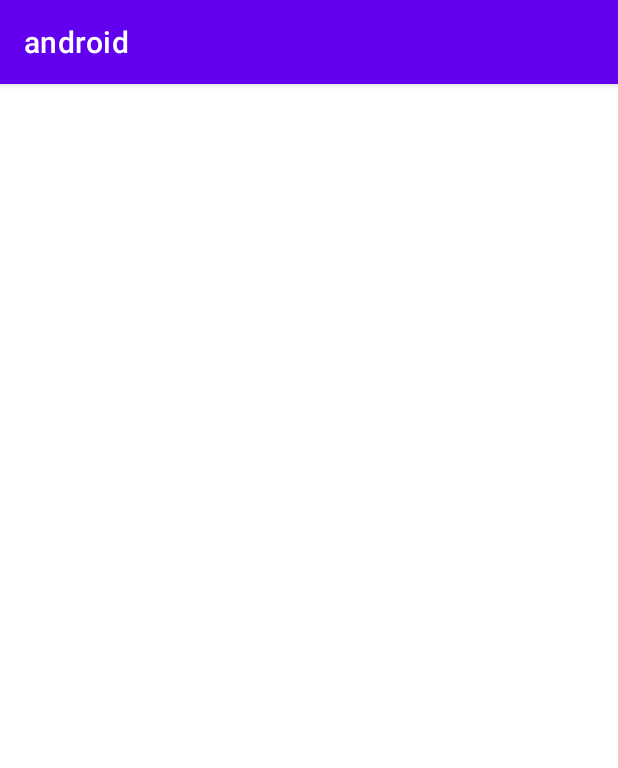
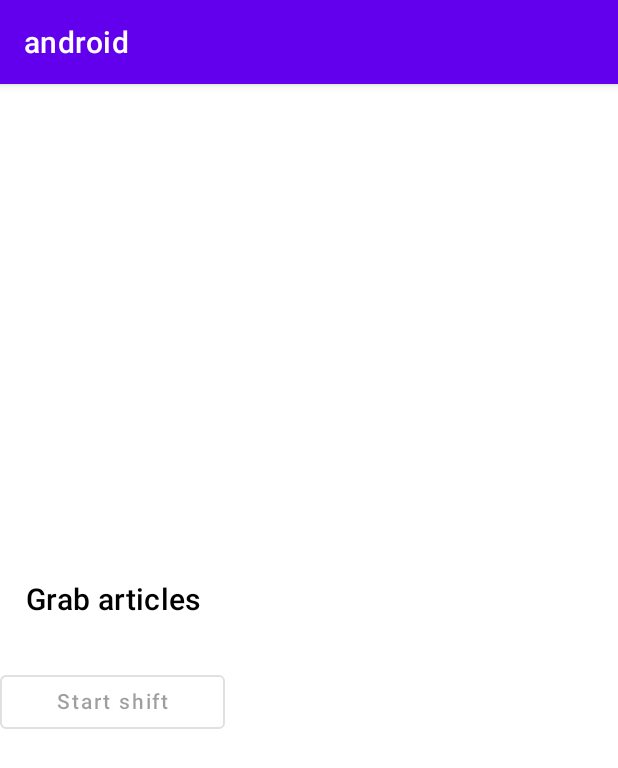
Before and after one commit to ayanyev/POC-Bpmn-.Net-Android, an Android app built with Jetpack Compose: the IntakeActivity screen opened directly, with no data from a screen before it, on a phone screen of 412 x 824 dp. Shown: the top 768 px of the screen. Run offline under Robolectric (Android 15) with nearby library versions, the phone set to English and light mode, and no system bars; libraries missing offline, so code that uses them is left out: com.microsoft.signalr; 5 statements that could not run were skipped.

```diff
--- a/android/app/src/main/java/com/eazzyapps/example/android/IntakeActivity.kt
+++ b/android/app/src/main/java/com/eazzyapps/example/android/IntakeActivity.kt
@@ -8,6 +8,8 @@ import androidx.compose.material.MaterialTheme
 import androidx.compose.material.OutlinedButton
 import androidx.compose.material.Text
 import androidx.compose.runtime.Composable
+import androidx.compose.runtime.collectAsState
+import androidx.compose.runtime.getValue
 import androidx.compose.ui.Alignment
 import androidx.compose.ui.Modifier
 import androidx.compose.ui.text.style.TextAlign
@@ -26,33 +28,35 @@ fun TextScreenUi() {
 
     val viewModel: IntakeViewModel = viewModel()
 
-//    Box(modifier = Modifier.fillMaxSize()) {
-//        Column(
-//            modifier = Modifier
-//                .fillMaxHeight()
-//                .width(150.dp),
-//            verticalArrangement = Arrangement.Center,
-//            horizontalAlignment = Alignment.CenterHorizontally
-//        ) {
-//            Text(
-//                text = "I am $name",
-//                style = MaterialTheme.typography.h6,
-//                textAlign = TextAlign.Center
-//            )
-//            Spacer(modifier = Modifier.height(32.dp))
-//            OutlinedButton(
-//                modifier = Modifier
-//                    .wrapContentHeight()
-//                    .fillMaxWidth(),
-//                onClick = onStart,
-//                enabled = !isOnShift && !hasTask
-//            ) {
-//                Text(
-//                    textAlign = TextAlign.Center,
-//                    text = "Start shift"
-//                )
-//            }
-//
-//        }
-//    }
+    val isRunning by viewModel.isProcessRunning.collectAsState()
+
+    Box(modifier = Modifier.fillMaxSize()) {
+        Column(
+            modifier = Modifier
+                .fillMaxHeight()
+                .width(150.dp),
+            verticalArrangement = Arrangement.Center,
+            horizontalAlignment = Alignment.CenterHorizontally
+        ) {
+            Text(
+                text = "Grab articles",
+                style = MaterialTheme.typography.h6,
+                textAlign = TextAlign.Center
+            )
+            Spacer(modifier = Modifier.height(32.dp))
+            OutlinedButton(
+                modifier = Modifier
+                    .wrapContentHeight()
+                    .fillMaxWidth(),
+                onClick = { viewModel.sendNoteId("note1") },
+                enabled = isRunning
+            ) {
+                Text(
+                    textAlign = TextAlign.Center,
+                    text = "Start shift"
+                )
+            }
+
+        }
+    }
 }
--- a/android/app/src/main/java/com/eazzyapps/example/android/IntakeViewModel.kt
+++ b/android/app/src/main/java/com/eazzyapps/example/android/IntakeViewModel.kt
@@ -11,15 +11,15 @@ import kotlinx.coroutines.launch
 
 class IntakeViewModel : ViewModel() {
 
-    private val credentials = Base64.encodeToString("Maik:ertryrtytr".toByteArray(), Base64.NO_WRAP)
+    val name = arrayOf("Max", /*"Jorg", "Michael"*/).random()
+
+    private val credentials = Base64.encodeToString("$name:ertryrtytr".toByteArray(), Base64.NO_WRAP);
 
     private val hubConnection =
         HubConnectionBuilder
             .create("http://10.0.2.2:5000/intakedevicehub")
             .withHeader("Authorization", "Basic $credentials")
             .build()
-
-    val name = arrayOf("Max", "Jorg", "Michael").random()
 
     val isProcessRunning = MutableStateFlow(false)
 
@@ -41,7 +41,6 @@ class IntakeViewModel : ViewModel() {
             hubConnection.on("ProcessStartConfirmed") {
                 Log.d("SignalR", "Intake process started")
                 isProcessRunning.value = true
-                sendNoteId("note1")
             }
 
             hubConnection.on("ShiftStopConfirmed") {
--- a/android/app/src/main/java/com/eazzyapps/example/android/SignalRViewModel.kt
+++ b/android/app/src/main/java/com/eazzyapps/example/android/SignalRViewModel.kt
@@ -12,15 +12,15 @@ import java.util.Base64.getEncoder
 
 class SignalRViewModel : ViewModel() {
 
-    private val credentials = Base64.encodeToString("Maik:ertryrtytr".toByteArray(), Base64.NO_WRAP);
+    val name = arrayOf("Max", /*"Jorg", "Michael"*/).random()
+
+    private val credentials = Base64.encodeToString("$name:ertryrtytr".toByteArray(), Base64.NO_WRAP);
 
     private val hubConnection =
         HubConnectionBuilder
             .create("http://10.0.2.2:5000/pickershub")
             .withHeader("Authorization", "Basic $credentials")
             .build()
-
-    val name = arrayOf("Max", "Jorg", "Michael").random()
 
     val isOnShift = MutableStateFlow(false)
 
```
Also changed, not shown: 2 other files.
